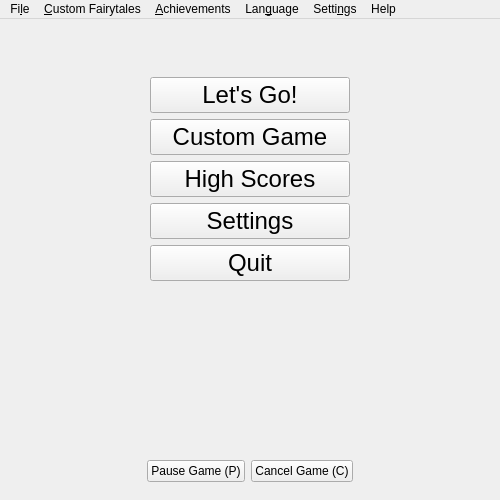
Old version of the form ui/mainwindow.ui in the repository tdauth/gustavsfairyland.
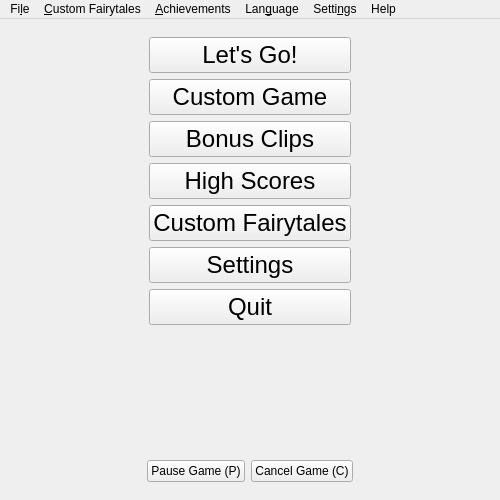
New version of the form. Icons and pictures are not drawn.

Diff of the .ui file:
```diff
--- a/ui/mainwindow.ui
+++ b/ui/mainwindow.ui
@@ -107,23 +107,28 @@
        </size>
       </property>
       <layout class="QGridLayout" name="gridLayout">
-       <item row="0" column="0">
-        <spacer name="verticalSpacer_2">
-         <property name="orientation">
-          <enum>Qt::Vertical</enum>
-         </property>
-         <property name="sizeHint" stdset="0">
+       <item row="4" column="0">
+        <widget class="QPushButton" name="highScoresPushButton">
+         <property name="minimumSize">
           <size>
-           <width>20</width>
-           <height>40</height>
+           <width>200</width>
+           <height>0</height>
           </size>
          </property>
-        </spacer>
+         <property name="font">
+          <font>
+           <pointsize>18</pointsize>
+          </font>
+         </property>
+         <property name="text">
+          <string>High Scores</string>
+         </property>
+        </widget>
        </item>
        <item row="1" column="0">
         <widget class="QPushButton" name="quickGamePushButton">
          <property name="sizePolicy">
-          <sizepolicy hsizetype="Fixed" vsizetype="Maximum">
+          <sizepolicy hsizetype="Minimum" vsizetype="Maximum">
            <horstretch>0</horstretch>
            <verstretch>0</verstretch>
           </sizepolicy>
@@ -156,10 +161,23 @@
          </property>
         </widget>
        </item>
-       <item row="5" column="0">
+       <item row="8" column="0">
+        <spacer name="verticalSpacer">
+         <property name="orientation">
+          <enum>Qt::Vertical</enum>
+         </property>
+         <property name="sizeHint" stdset="0">
+          <size>
+           <width>20</width>
+           <height>40</height>
+          </size>
+         </property>
+        </spacer>
+       </item>
+       <item row="7" column="0">
         <widget class="QPushButton" name="quitPushButton">
          <property name="sizePolicy">
-          <sizepolicy hsizetype="Fixed" vsizetype="Maximum">
+          <sizepolicy hsizetype="Minimum" vsizetype="Maximum">
            <horstretch>0</horstretch>
            <verstretch>0</verstretch>
           </sizepolicy>
@@ -180,37 +198,6 @@
          </property>
         </widget>
        </item>
-       <item row="6" column="0">
-        <spacer name="verticalSpacer">
-         <property name="orientation">
-          <enum>Qt::Vertical</enum>
-         </property>
-         <property name="sizeHint" stdset="0">
-          <size>
-           <width>20</width>
-           <height>40</height>
-          </size>
-         </property>
-        </spacer>
-       </item>
-       <item row="3" column="0">
-        <widget class="QPushButton" name="highScoresPushButton">
-         <property name="minimumSize">
-          <size>
-           <width>200</width>
-           <height>0</height>
-          </size>
-         </property>
-         <property name="font">
-          <font>
-           <pointsize>18</pointsize>
-          </font>
-         </property>
-         <property name="text">
-          <string>High Scores</string>
-         </property>
-        </widget>
-       </item>
        <item row="2" column="0">
         <widget class="QPushButton" name="customGamePushButton">
          <property name="font">
@@ -223,7 +210,7 @@
          </property>
         </widget>
        </item>
-       <item row="4" column="0">
+       <item row="6" column="0">
         <widget class="QPushButton" name="settingsPushButton">
          <property name="font">
           <font>
@@ -235,6 +222,43 @@
          </property>
         </widget>
        </item>
+       <item row="3" column="0">
+        <widget class="QPushButton" name="bonusClipsPushButton">
+         <property name="font">
+          <font>
+           <pointsize>18</pointsize>
+          </font>
+         </property>
+         <property name="text">
+          <string>Bonus Clips</string>
+         </property>
+        </widget>
+       </item>
+       <item row="0" column="0">
+        <spacer name="verticalSpacer_2">
+         <property name="orientation">
+          <enum>Qt::Vertical</enum>
+         </property>
+         <property name="sizeHint" stdset="0">
+          <size>
+           <width>20</width>
+           <height>40</height>
+          </size>
+         </property>
+        </spacer>
+       </item>
+       <item row="5" column="0">
+        <widget class="QPushButton" name="customFairytalesPushButton">
+         <property name="font">
+          <font>
+           <pointsize>18</pointsize>
+          </font>
+         </property>
+         <property name="text">
+          <string>Custom Fairytales</string>
+         </property>
+        </widget>
+       </item>
       </layout>
      </widget>
     </item>
```
